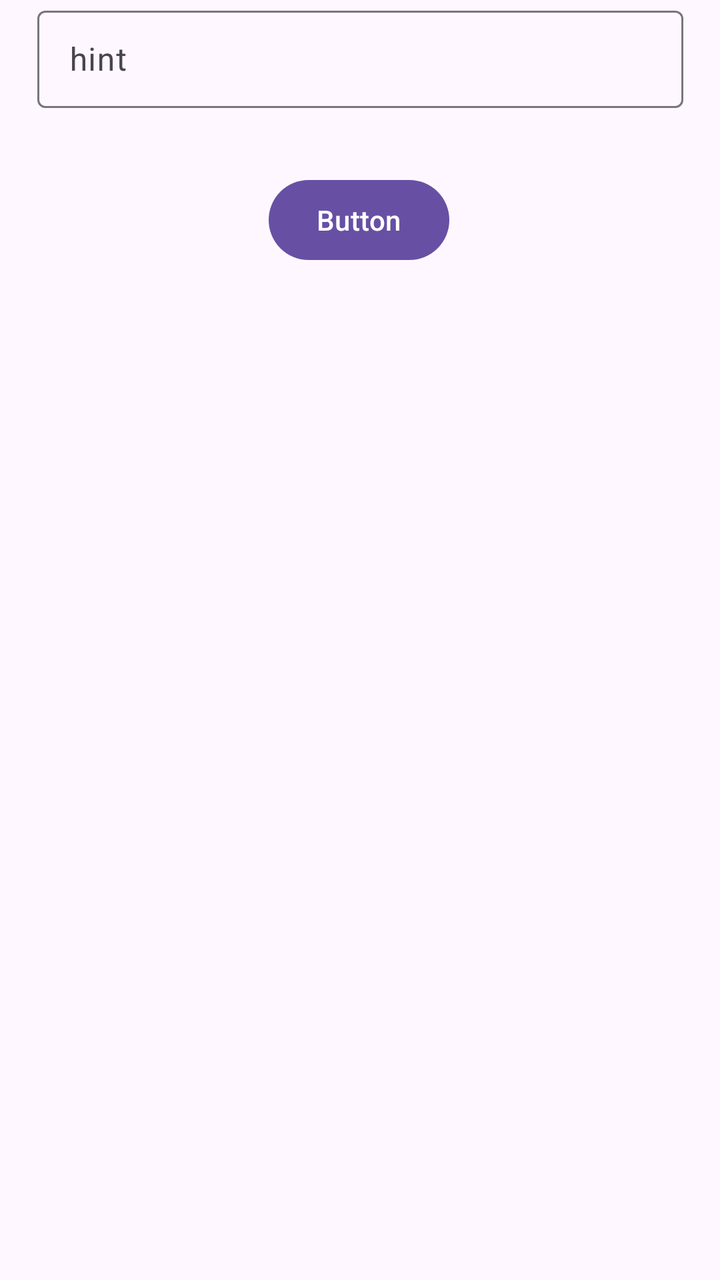
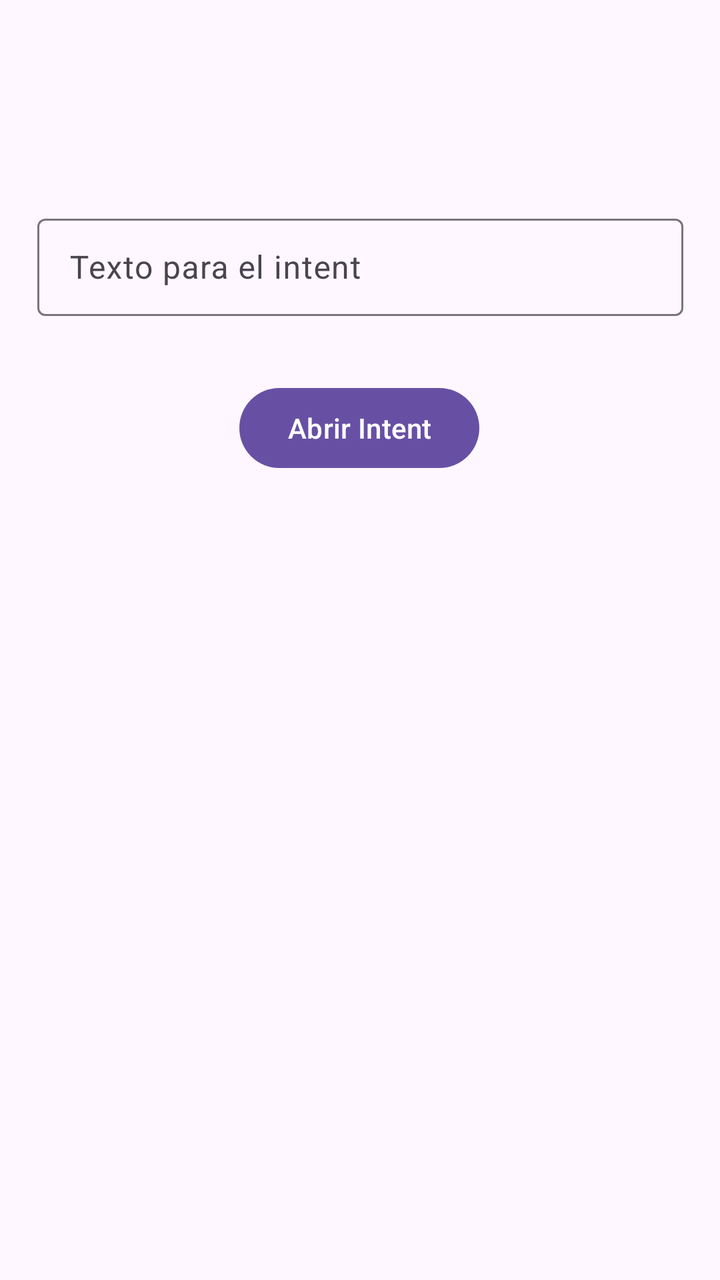

Before-and-after screenshots of an Android layout around one commit, followed by the original layout XML and the change that was made.
<!-- AndroidManifest.xml: application theme Theme.Intent -->
<!-- res/layout/activity_main.xml -->
<?xml version="1.0" encoding="utf-8"?>
<layout xmlns:tools="http://schemas.android.com/tools"
    xmlns:android="http://schemas.android.com/apk/res/android"
    xmlns:app="http://schemas.android.com/apk/res-auto">
<androidx.constraintlayout.widget.ConstraintLayout
    android:id="@+id/main"
    android:layout_width="match_parent"
    android:layout_height="match_parent"
    tools:context=".MainActivity">

    <com.google.android.material.textfield.TextInputLayout
        android:id="@+id/textInputLayout"
        android:layout_width="323dp"
        android:layout_height="54dp"
        app:layout_constraintEnd_toEndOf="parent"
        app:layout_constraintStart_toStartOf="parent"
        tools:layout_editor_absoluteY="96dp">

        <com.google.android.material.textfield.TextInputEditText
            android:layout_width="match_parent"
            android:layout_height="wrap_content"
            android:hint="hint" />
    </com.google.android.material.textfield.TextInputLayout>

    <Button
        android:id="@+id/button"
        android:layout_width="wrap_content"
        android:layout_height="wrap_content"
        android:layout_marginTop="32dp"
        android:text="Button"
        app:layout_constraintEnd_toEndOf="parent"
        app:layout_constraintHorizontal_bias="0.498"
        app:layout_constraintStart_toStartOf="parent"
        app:layout_constraintTop_toBottomOf="@+id/textInputLayout" />
</androidx.constraintlayout.widget.ConstraintLayout>
</layout>
<!-- resources referenced by this layout -->
<resources>
  <style name="Theme.Intent" parent="Base.Theme.Intent" />
  <style name="Base.Theme.Intent" parent="Theme.Material3.DayNight.NoActionBar">
          
          
      </style>
</resources>

<!-- the commit's change to res/layout/activity_main.xml (unified diff, before → after) -->
@@ -12,14 +12,15 @@
         android:id="@+id/textInputLayout"
         android:layout_width="323dp"
         android:layout_height="54dp"
+        android:layout_marginTop="104dp"
         app:layout_constraintEnd_toEndOf="parent"
         app:layout_constraintStart_toStartOf="parent"
-        tools:layout_editor_absoluteY="96dp">
+        app:layout_constraintTop_toTopOf="parent">
 
         <com.google.android.material.textfield.TextInputEditText
             android:layout_width="match_parent"
             android:layout_height="wrap_content"
-            android:hint="hint" />
+            android:hint="Texto para el intent" />
     </com.google.android.material.textfield.TextInputLayout>
 
     <Button
@@ -27,7 +28,7 @@
         android:layout_width="wrap_content"
         android:layout_height="wrap_content"
         android:layout_marginTop="32dp"
-        android:text="Button"
+        android:text="Abrir Intent"
         app:layout_constraintEnd_toEndOf="parent"
         app:layout_constraintHorizontal_bias="0.498"
         app:layout_constraintStart_toStartOf="parent"
